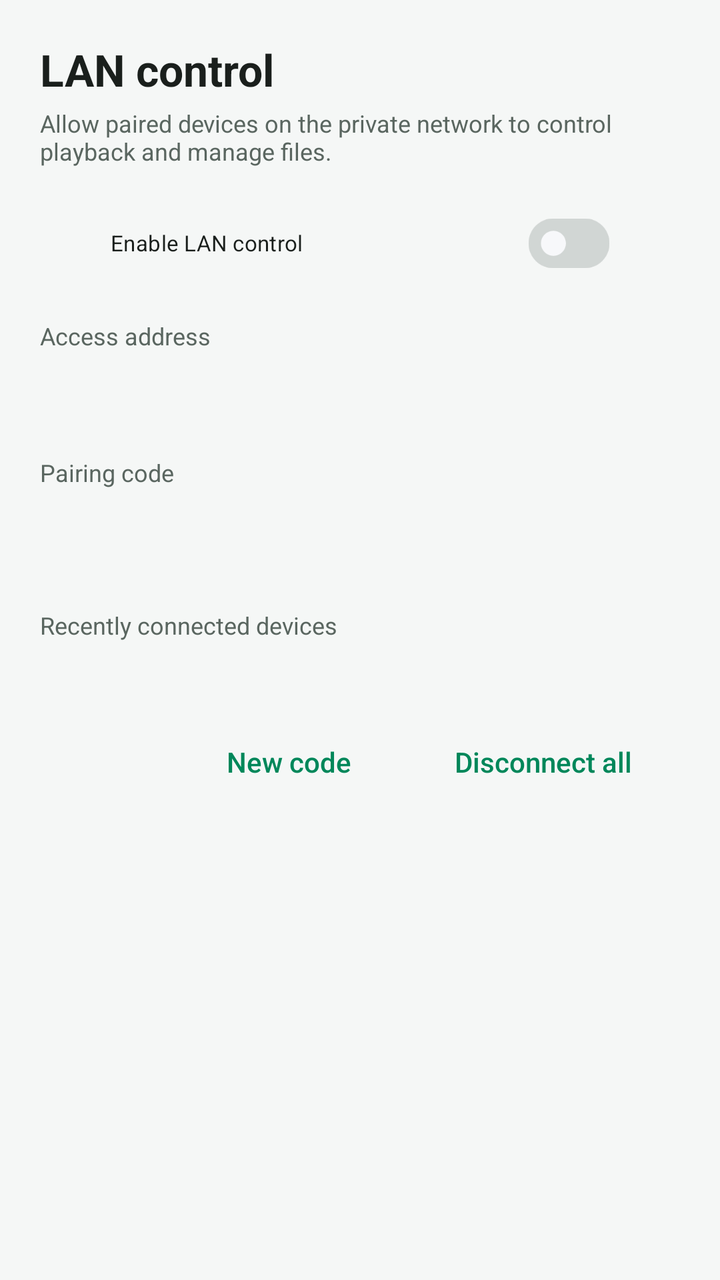
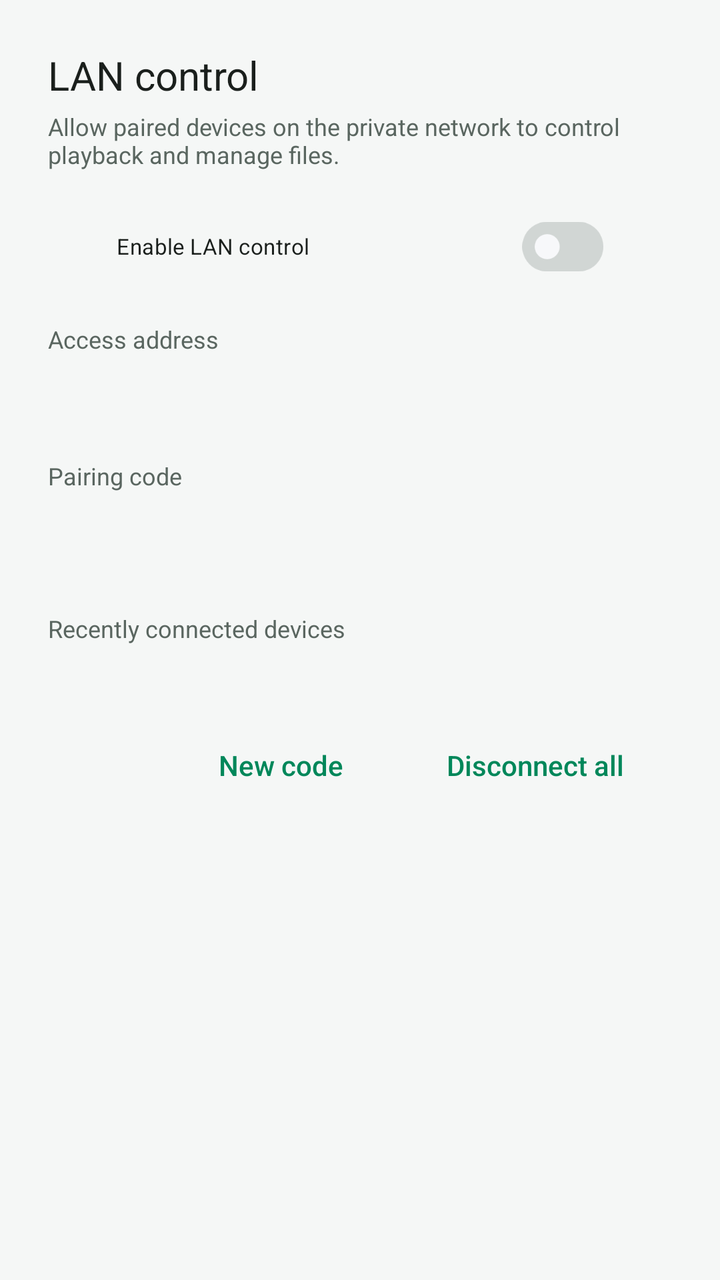

Compare the two renders of this Android layout. The source of the first and the diff that turns it into the second are given below.
<!-- AndroidManifest.xml: application theme Theme.App -->
<!-- res/layout/dialog_remote_access.xml -->
<?xml version="1.0" encoding="utf-8"?>
<androidx.core.widget.NestedScrollView xmlns:android="http://schemas.android.com/apk/res/android"
    android:layout_width="match_parent"
    android:layout_height="wrap_content"
    android:fillViewport="true">

    <androidx.appcompat.widget.LinearLayoutCompat
        android:layout_width="match_parent"
        android:layout_height="wrap_content"
        android:orientation="vertical"
        android:padding="20dp">

        <com.google.android.material.textview.MaterialTextView
            android:layout_width="match_parent"
            android:layout_height="wrap_content"
            android:text="@string/remote_title"
            android:textColor="?attr/colorOnSurface"
            android:textSize="@dimen/ibox_text_page_title"
            android:textStyle="bold" />

        <com.google.android.material.textview.MaterialTextView
            android:layout_width="match_parent"
            android:layout_height="wrap_content"
            android:layout_marginTop="4dp"
            android:text="@string/remote_description"
            android:textColor="?attr/colorOnSurfaceVariant"
            android:textSize="@dimen/ibox_text_supporting" />

        <com.google.android.material.materialswitch.MaterialSwitch
            android:id="@+id/enabled"
            android:layout_width="match_parent"
            android:layout_height="52dp"
            android:layout_marginTop="12dp"
            android:text="@string/remote_enable"
            android:textColor="?attr/colorOnSurface"
            android:textSize="@dimen/ibox_text_body" />

        <androidx.appcompat.widget.LinearLayoutCompat
            android:id="@+id/content"
            android:layout_width="match_parent"
            android:layout_height="wrap_content"
            android:orientation="vertical">

            <com.google.android.material.textview.MaterialTextView
                android:layout_width="match_parent"
                android:layout_height="wrap_content"
                android:layout_marginTop="12dp"
                android:text="@string/remote_address"
                android:textColor="?attr/colorOnSurfaceVariant"
                android:textSize="@dimen/ibox_text_supporting" />

            <com.google.android.material.textview.MaterialTextView
                android:id="@+id/address"
                android:layout_width="match_parent"
                android:layout_height="40dp"
                android:gravity="center_vertical"
            android:textColor="?attr/colorOnSurface"
            android:textIsSelectable="true"
            android:textSize="@dimen/ibox_text_body" />

            <androidx.appcompat.widget.LinearLayoutCompat
                android:layout_width="match_parent"
                android:layout_height="wrap_content"
                android:layout_marginTop="12dp"
                android:gravity="center_vertical"
                android:orientation="horizontal">

                <androidx.appcompat.widget.LinearLayoutCompat
                    android:layout_width="0dp"
                    android:layout_height="wrap_content"
                    android:layout_weight="1"
                    android:orientation="vertical">

                    <com.google.android.material.textview.MaterialTextView
                        android:layout_width="match_parent"
                        android:layout_height="wrap_content"
                        android:text="@string/remote_pairing_code"
                        android:textColor="?attr/colorOnSurfaceVariant"
                        android:textSize="@dimen/ibox_text_supporting" />

                    <com.google.android.material.textview.MaterialTextView
                        android:id="@+id/pin"
                        android:layout_width="match_parent"
                        android:layout_height="52dp"
                        android:autoSizeMaxTextSize="28sp"
                        android:autoSizeMinTextSize="18sp"
                        android:autoSizeStepGranularity="1sp"
                        android:autoSizeTextType="uniform"
                        android:fontFamily="monospace"
                        android:gravity="center_vertical"
                        android:letterSpacing="0.18"
                        android:maxLines="1"
                        android:textColor="?attr/colorOnSurface"
                        android:textIsSelectable="true"
                        android:textSize="28sp"
                        android:textStyle="bold" />
                </androidx.appcompat.widget.LinearLayoutCompat>

                <androidx.appcompat.widget.AppCompatImageView
                    android:id="@+id/code"
                    android:layout_width="@dimen/remote_access_qr_size"
                    android:layout_height="@dimen/remote_access_qr_size"
                    android:layout_marginStart="8dp"
                    android:contentDescription="@string/remote_scan_code"
                    android:scaleType="centerInside"
                    android:visibility="gone" />
            </androidx.appcompat.widget.LinearLayoutCompat>

            <com.google.android.material.textview.MaterialTextView
                android:layout_width="match_parent"
                android:layout_height="wrap_content"
                android:layout_marginTop="8dp"
                android:text="@string/remote_connected_devices"
                android:textColor="?attr/colorOnSurfaceVariant"
                android:textSize="@dimen/ibox_text_supporting" />

            <com.google.android.material.textview.MaterialTextView
                android:id="@+id/devices"
                android:layout_width="match_parent"
                android:layout_height="wrap_content"
                android:layout_marginTop="6dp"
                android:fontFamily="monospace"
                android:lineSpacingExtra="4dp"
                android:textColor="?attr/colorOnSurface"
                android:textSize="@dimen/ibox_text_supporting" />

            <androidx.appcompat.widget.LinearLayoutCompat
                android:layout_width="match_parent"
                android:layout_height="wrap_content"
                android:layout_marginTop="16dp"
                android:gravity="end"
                android:orientation="horizontal">

                <com.google.android.material.button.MaterialButton
                    android:id="@+id/regenerate"
                    style="@style/Widget.IBox.Button.Text"
                    android:layout_width="wrap_content"
                    android:layout_height="44dp"
                    android:text="@string/remote_regenerate" />

                <com.google.android.material.button.MaterialButton
                    android:id="@+id/disconnect"
                    style="@style/Widget.IBox.Button.Text"
                    android:layout_width="wrap_content"
                    android:layout_height="44dp"
                    android:layout_marginStart="4dp"
                    android:text="@string/remote_disconnect_all" />
            </androidx.appcompat.widget.LinearLayoutCompat>
        </androidx.appcompat.widget.LinearLayoutCompat>
    </androidx.appcompat.widget.LinearLayoutCompat>
</androidx.core.widget.NestedScrollView>
<!-- resources referenced by this layout -->
<resources>
  <dimen name="ibox_text_body">14sp</dimen>
  <dimen name="ibox_text_page_title">22sp</dimen>
  <dimen name="ibox_text_supporting">12sp</dimen>
  <dimen name="remote_access_qr_size">128dp</dimen>
  <string name="remote_address">Access address</string>
  <string name="remote_connected_devices">Recently connected devices</string>
  <string name="remote_description">Allow paired devices on the private network to control playback and manage files.</string>
  <string name="remote_disconnect_all">Disconnect all</string>
  <string name="remote_enable">Enable LAN control</string>
  <string name="remote_pairing_code">Pairing code</string>
  <string name="remote_regenerate">New code</string>
  <string name="remote_scan_code">Scan to open LAN control</string>
  <string name="remote_title">LAN control</string>
  <style name="Theme.App" parent="Theme.Base" />
  <dimen name="ibox_touch_target">48dp</dimen>
  <style name="ShapeAppearance.IBox.Card" parent="ShapeAppearance.Material3.MediumComponent">
          <item name="cornerSize">@dimen/ibox_radius_card</item>
      </style>
  <dimen name="ibox_text_button">14sp</dimen>
  <dimen name="ibox_radius_card">12dp</dimen>
  <color name="ibox_focus">#FFFFFF</color>
  <color name="ibox_on_primary">#FFFFFF</color>
  <color name="ibox_primary">#00875A</color>
  <color name="ibox_primary_container">#D7F2E4</color>
  <color name="ibox_on_primary_container">#00391F</color>
  <color name="ibox_secondary">#4A5B53</color>
  <color name="ibox_surface">#FFFFFF</color>
  <color name="ibox_surface_variant">#EBEFEC</color>
  <color name="ibox_surface_container_low">#F9FAF9</color>
  <color name="ibox_surface_container_high">#E1E7E3</color>
  <color name="ibox_text_primary">#1A1F1C</color>
  <color name="ibox_text_secondary">#5A6660</color>
  <color name="ibox_outline">#7A8880</color>
  <color name="ibox_divider">#E1E7E3</color>
  <color name="ibox_error">#B3261E</color>
  <color name="ibox_error_container">#FFDAD6</color>
  <color name="ibox_on_error_container">#410002</color>
  <style name="Widget.IBox.Button" parent="Widget.IBox.Button.Base" />
  <color name="white_15">#26FFFFFF</color>
  <color name="ibox_surface_container">#F5F7F6</color>
  <style name="ShapeAppearance.IBox.Component" parent="ShapeAppearance.Material3.SmallComponent">
          <item name="cornerSize">@dimen/ibox_radius_small</item>
      </style>
  <style name="Animation.IBox.Dialog.Alert" parent="@android:style/Animation.Dialog">
          <item name="android:windowEnterAnimation">@anim/ibox_dialog_enter</item>
          <item name="android:windowExitAnimation">@anim/ibox_dialog_exit</item>
      </style>
  <style name="ShapeAppearance.IBox.Dialog" parent="ShapeAppearance.Material3.MediumComponent">
          <item name="cornerSize">@dimen/ibox_dialog_radius_mobile</item>
      </style>
  <style name="Widget.IBox.BottomSheet" parent="Widget.Material3.BottomSheet.Modal">
          <item name="android:backgroundTint">@color/ibox_surface</item>
          <item name="shapeAppearance">@style/ShapeAppearance.IBox.BottomSheet</item>
      </style>
  <dimen name="ibox_radius_small">8dp</dimen>
  <dimen name="ibox_dialog_radius_mobile">16dp</dimen>
  <!-- unchanged entries left out for length: 11 -->
</resources>

<!-- the commit's change to res/layout/dialog_remote_access.xml (unified diff, before → after) -->
@@ -8,15 +8,13 @@
         android:layout_width="match_parent"
         android:layout_height="wrap_content"
         android:orientation="vertical"
-        android:padding="20dp">
+        android:padding="@dimen/ibox_dialog_content_padding">
 
         <com.google.android.material.textview.MaterialTextView
             android:layout_width="match_parent"
             android:layout_height="wrap_content"
             android:text="@string/remote_title"
-            android:textColor="?attr/colorOnSurface"
-            android:textSize="@dimen/ibox_text_page_title"
-            android:textStyle="bold" />
+            android:textAppearance="@style/TextAppearance.IBox.DialogTitle" />
 
         <com.google.android.material.textview.MaterialTextView
             android:layout_width="match_parent"
<!-- resource entries referenced after the edit -->
@@ -1,5 +1,6 @@
 <!-- resources referenced by this layout -->
 <resources>
+  <dimen name="ibox_dialog_content_padding">24dp</dimen>
   <dimen name="ibox_text_body">14sp</dimen>
   <dimen name="ibox_text_page_title">22sp</dimen>
   <dimen name="ibox_text_supporting">12sp</dimen>
@@ -13,7 +14,19 @@
   <string name="remote_regenerate">New code</string>
   <string name="remote_scan_code">Scan to open LAN control</string>
   <string name="remote_title">LAN control</string>
+  <style name="TextAppearance.IBox.DialogTitle" parent="TextAppearance.IBox.PageTitle">
+          <item name="android:letterSpacing">0</item>
+          <item name="android:textSize">@dimen/ibox_text_dialog_title</item>
+      </style>
   <style name="Theme.App" parent="Theme.Base" />
+  <style name="TextAppearance.IBox.PageTitle" parent="TextAppearance.Material3.TitleLarge">
+          <item name="android:fontFamily">sans-serif-medium</item>
+          <item name="android:includeFontPadding">false</item>
+          <item name="android:letterSpacing">0</item>
+          <item name="android:textColor">?attr/colorOnSurface</item>
+          <item name="android:textSize">@dimen/ibox_text_page_title</item>
+      </style>
+  <dimen name="ibox_text_dialog_title">20sp</dimen>
   <dimen name="ibox_touch_target">48dp</dimen>
   <style name="ShapeAppearance.IBox.Card" parent="ShapeAppearance.Material3.MediumComponent">
           <item name="cornerSize">@dimen/ibox_radius_card</item>
